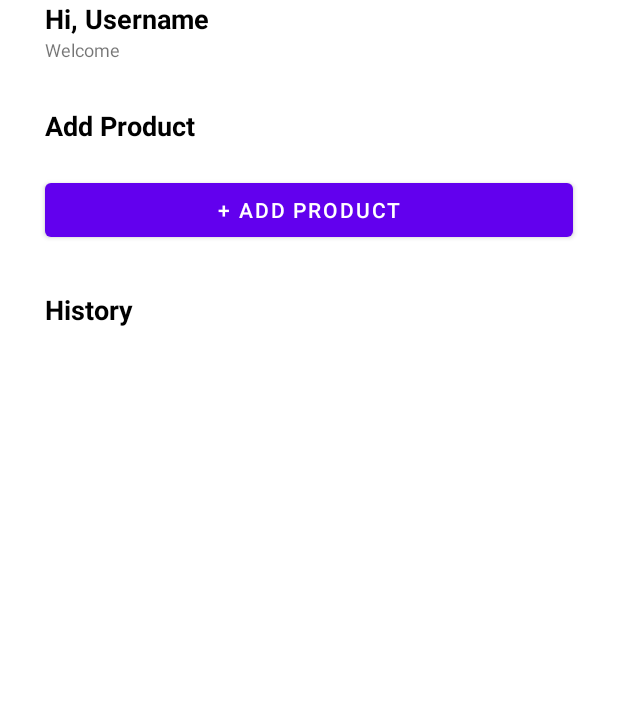
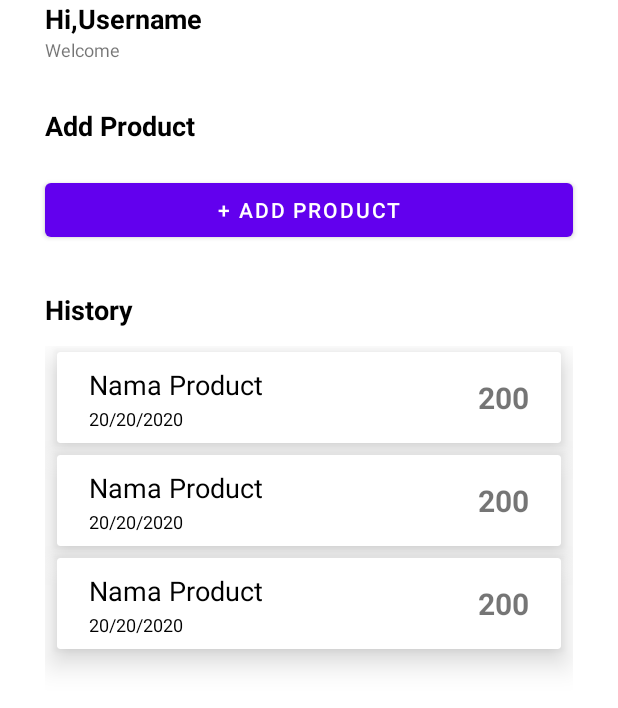
Before and after one commit to xryar/Inventaris-App, an Android app: the layout fragment_home.xml on its own in the app's theme, with its tools: preview values and no code run, on a phone screen of 412 x 824 dp. Shown: the top 708 px of the screen. Run offline under Robolectric (Android 15) with nearby library versions, the phone set to English and light mode, and no system bars.

Commit message:
create history

```diff
--- /dev/null
+++ b/app/src/main/java/com/example/inventarisapp/ui/adapter/HistoryAdapter.kt
@@ -0,0 +1,4 @@
+package com.example.inventarisapp.ui.adapter
+
+class HistoryAdapter {
+}
--- a/app/src/main/java/com/example/inventarisapp/CustomDialogFragment.kt
+++ b/app/src/main/java/com/example/inventarisapp/ui/customdialog/CustomDialogFragment.kt
@@ -1,4 +1,4 @@
-package com.example.inventarisapp
+package com.example.inventarisapp.ui.customdialog
 
 import android.app.AlertDialog
 import android.app.DatePickerDialog
--- a/app/src/main/java/com/example/inventarisapp/ui/dashboard/DashboardViewModel.kt
+++ b/app/src/main/java/com/example/inventarisapp/ui/history/DashboardViewModel.kt
@@ -1,4 +1,4 @@
-package com.example.inventarisapp.ui.dashboard
+package com.example.inventarisapp.ui.history
 
 import androidx.lifecycle.LiveData
 import androidx.lifecycle.MutableLiveData
--- a/app/src/main/java/com/example/inventarisapp/ui/home/HomeFragment.kt
+++ b/app/src/main/java/com/example/inventarisapp/ui/home/HomeFragment.kt
@@ -4,10 +4,8 @@ import android.os.Bundle
 import android.view.LayoutInflater
 import android.view.View
 import android.view.ViewGroup
-import android.widget.TextView
 import androidx.fragment.app.Fragment
-import androidx.lifecycle.ViewModelProvider
-import com.example.inventarisapp.CustomDialogFragment
+import com.example.inventarisapp.ui.customdialog.CustomDialogFragment
 import com.example.inventarisapp.databinding.FragmentHomeBinding
 
 class HomeFragment : Fragment() {
--- a/app/src/main/res/layout/fragment_home.xml
+++ b/app/src/main/res/layout/fragment_home.xml
@@ -10,7 +10,7 @@
         android:id="@+id/tv_greetings"
         android:layout_width="wrap_content"
         android:layout_height="wrap_content"
-        android:text="Hi, "
+        android:text="@string/greeting1"
         android:textSize="18sp"
         android:textColor="@color/black"
         android:textStyle="bold"
@@ -22,7 +22,7 @@
         android:id="@+id/tv_username"
         android:layout_width="wrap_content"
         android:layout_height="wrap_content"
-        android:text="Username"
+        android:text="@string/username"
         android:textSize="18sp"
         android:textStyle="bold"
         android:textColor="@color/black"
@@ -33,7 +33,7 @@
         android:id="@+id/tv_greetings2"
         android:layout_width="wrap_content"
         android:layout_height="wrap_content"
-        android:text="Welcome"
+        android:text="@string/welcome"
         android:textSize="12sp"
         android:layout_marginStart="30dp"
         app:layout_constraintStart_toStartOf="parent"
@@ -43,7 +43,7 @@
         android:id="@+id/tv_add_product"
         android:layout_width="wrap_content"
         android:layout_height="wrap_content"
-        android:text="Add Product"
+        android:text="@string/add_product"
         android:textSize="18sp"
         android:textColor="@color/black"
         android:textStyle="bold"
@@ -68,7 +68,7 @@
         android:id="@+id/tv_history"
         android:layout_width="wrap_content"
         android:layout_height="wrap_content"
-        android:text="History"
+        android:text="@string/history"
         android:textSize="18sp"
         android:textColor="@color/black"
         android:textStyle="bold"
@@ -85,6 +85,7 @@
         android:layout_marginStart="30dp"
         android:layout_marginEnd="30dp"
         android:layout_marginBottom="30dp"
+        tools:listitem="@layout/list_history"
         app:layout_constraintStart_toStartOf="parent"
         app:layout_constraintEnd_toEndOf="parent"
         app:layout_constraintTop_toBottomOf="@id/tv_history"
--- /dev/null
+++ b/app/src/main/res/layout/list_history.xml
@@ -0,0 +1,57 @@
+<?xml version="1.0" encoding="utf-8"?>
+<androidx.cardview.widget.CardView xmlns:android="http://schemas.android.com/apk/res/android"
+    xmlns:app="http://schemas.android.com/apk/res-auto"
+    android:id="@+id/card_view"
+    android:layout_width="match_parent"
+    android:layout_height="wrap_content"
+    android:layout_gravity="center"
+    android:layout_marginStart="8dp"
+    android:layout_marginEnd="8dp"
+    android:layout_marginTop="4dp"
+    android:layout_marginBottom="4dp"
+    app:cardElevation="12dp">
+
+    <androidx.constraintlayout.widget.ConstraintLayout
+        android:layout_width="match_parent"
+        android:layout_height="wrap_content"
+        android:padding="8dp">
+
+        <TextView
+            android:id="@+id/tv_info"
+            android:layout_width="wrap_content"
+            android:layout_height="wrap_content"
+            android:text="Nama Product"
+            android:textSize="18sp"
+            android:textColor="@color/black"
+            android:layout_marginTop="1dp"
+            android:layout_marginStart="13dp"
+            app:layout_constraintStart_toStartOf="parent"
+            app:layout_constraintTop_toTopOf="parent"/>
+
+        <TextView
+            android:id="@+id/tv_date"
+            android:layout_width="wrap_content"
+            android:layout_height="wrap_content"
+            android:text="20/20/2020"
+            android:textSize="12sp"
+            android:textColor="@color/black"
+            android:layout_marginStart="13dp"
+            android:layout_marginTop="2dp"
+            app:layout_constraintStart_toStartOf="parent"
+            app:layout_constraintTop_toBottomOf="@id/tv_info"/>
+
+        <TextView
+            android:id="@+id/tv_quantity"
+            android:layout_width="wrap_content"
+            android:layout_height="wrap_content"
+            android:text="200"
+            android:textSize="20sp"
+            android:textStyle="bold"
+            android:layout_marginEnd="13dp"
+            app:layout_constraintTop_toTopOf="parent"
+            app:layout_constraintEnd_toEndOf="parent"
+            app:layout_constraintBottom_toBottomOf="parent"/>
+
+    </androidx.constraintlayout.widget.ConstraintLayout>
+
+</androidx.cardview.widget.CardView>
--- a/app/src/main/res/navigation/mobile_navigation.xml
+++ b/app/src/main/res/navigation/mobile_navigation.xml
@@ -13,7 +13,7 @@
 
     <fragment
         android:id="@+id/navigation_dashboard"
-        android:name="com.example.inventarisapp.ui.dashboard.DashboardFragment"
+        android:name="com.example.inventarisapp.ui.history.DashboardFragment"
         android:label="@string/title_dashboard"
         tools:layout="@layout/fragment_dashboard" />
 
--- a/app/src/main/res/values/strings.xml
+++ b/app/src/main/res/values/strings.xml
@@ -24,4 +24,8 @@
     <!-- TODO: Remove or change this placeholder text -->
     <string name="hello_blank_fragment">Hello blank fragment</string>
     <string name="plus_add_product">+ Add Product</string>
+    <string name="greeting1">Hi,</string>
+    <string name="welcome">Welcome</string>
+    <string name="add_product">Add Product</string>
+    <string name="history">History</string>
 </resources>
```
Also changed, not shown: app/src/main/java/com/example/inventarisapp/ui/dashboard/DashboardFragment.kt (deleted, +0 -42 lines), app/src/main/java/com/example/inventarisapp/ui/history/DashboardFragment.kt (added, +25 -0 lines), app/src/main/res/layout/fragment_dashboard.xml (+13 -12 lines).
